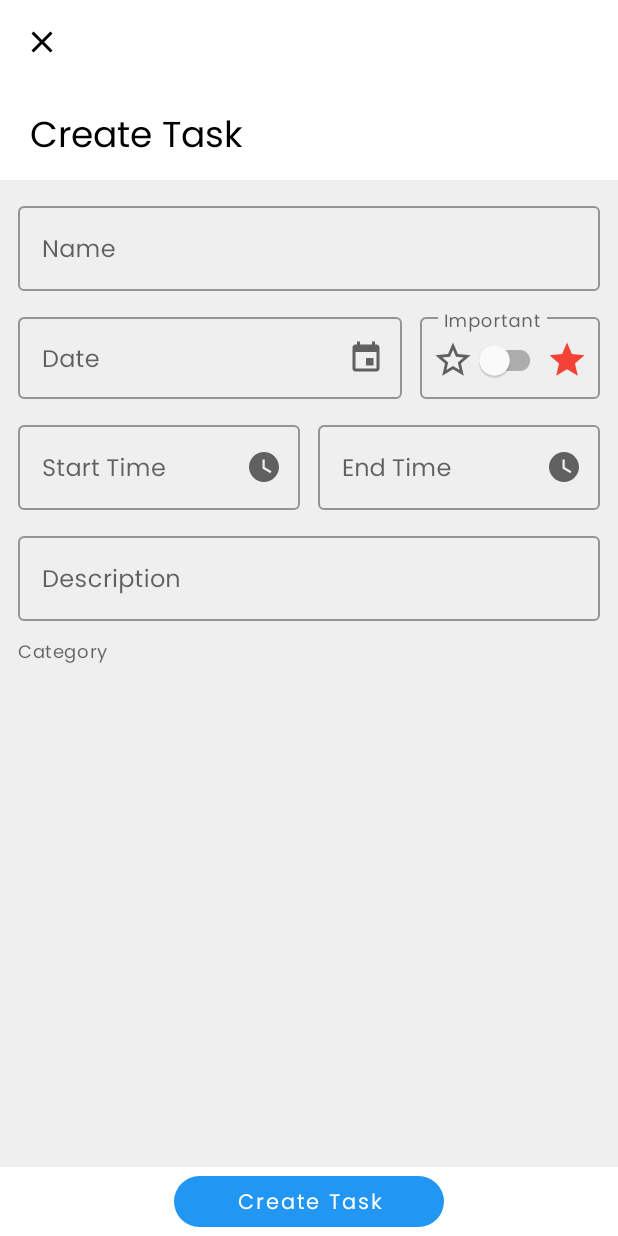
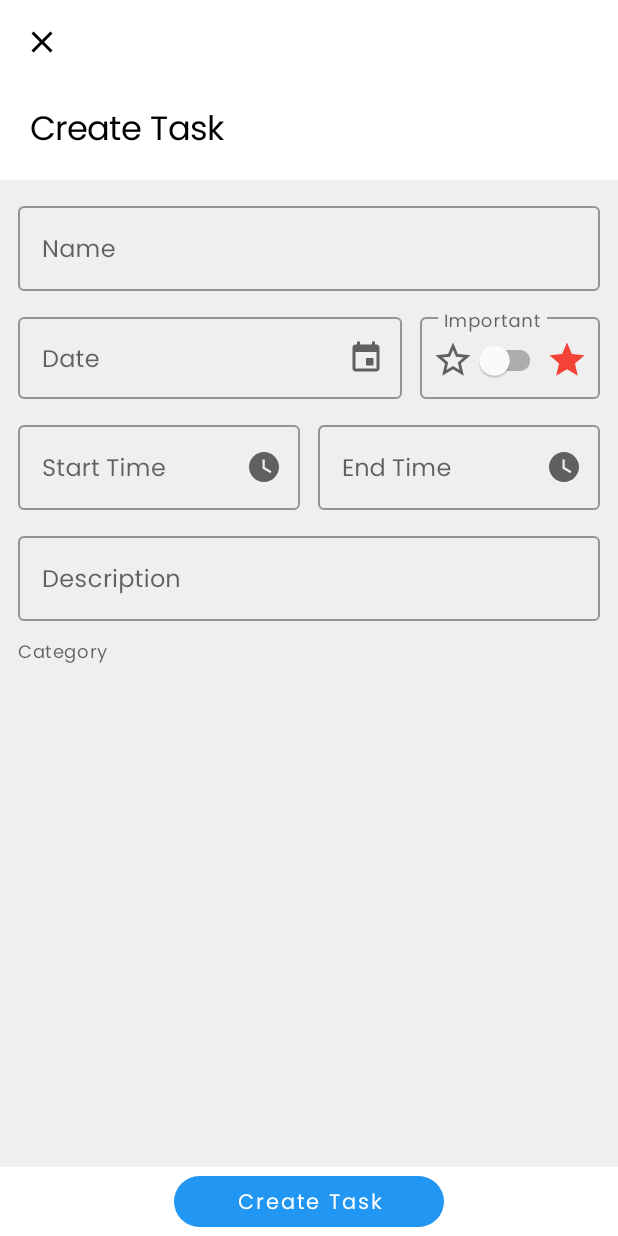
Before and after one commit to CamiloDelReal/project-todo-x, an Android app: the EditTaskFragment screen opened through its navigation route, on a phone screen of 412 x 824 dp. Run offline under Robolectric (Android 15) with nearby library versions, the phone set to English and light mode, and no system bars; our stand-ins replace Dagger/Hilt's generated code, Room's generated code, Timber, data binding, paging; plain views replace MaterialProgressBar.

Commit message:
FIX: Title dimensions in Add Task

```diff
--- a/todo-x/app/src/main/res/values/dimens.xml
+++ b/todo-x/app/src/main/res/values/dimens.xml
@@ -45,11 +45,11 @@
     <dimen name="edit_title_margin_start_expended">20dp</dimen>
     <dimen name="edit_title_margin_bottom_expended">6dp</dimen>
 
-    <dimen name="edit_title_text_size_expanded">16sp</dimen>
-    <dimen name="edit_title_height_expanded">48dp</dimen>
+    <dimen name="edit_title_text_size_expanded">15sp</dimen>
+    <dimen name="edit_title_height_expanded">56dp</dimen>
 
-    <dimen name="edit_title_text_size_collapsed">12sp</dimen>
-    <dimen name="edit_title_height_collapsed">40dp</dimen>
+    <dimen name="edit_title_text_size_collapsed">11sp</dimen>
+    <dimen name="edit_title_height_collapsed">42dp</dimen>
 
     <dimen name="edit_important_icon_size">28dp</dimen>
 
@@ -62,11 +62,11 @@
     <dimen name="detail_category_toolbar_expanded">180dp</dimen>
     <dimen name="detail_category_toolbar_collapsed">60dp</dimen>
 
-    <dimen name="detail_category_title_text_size_expanded">16sp</dimen>
-    <dimen name="detail_category_title_height_expanded">48dp</dimen>
+    <dimen name="detail_category_title_text_size_expanded">15sp</dimen>
+    <dimen name="detail_category_title_height_expanded">56dp</dimen>
 
-    <dimen name="detail_category_title_text_size_collapsed">12sp</dimen>
-    <dimen name="detail_category_title_height_collapsed">40dp</dimen>
+    <dimen name="detail_category_title_text_size_collapsed">11sp</dimen>
+    <dimen name="detail_category_title_height_collapsed">42dp</dimen>
 
     <dimen name="detail_category_title_margin_start_expended">20dp</dimen>
     <dimen name="detail_category_title_margin_bottom_expended">10dp</dimen>
```
